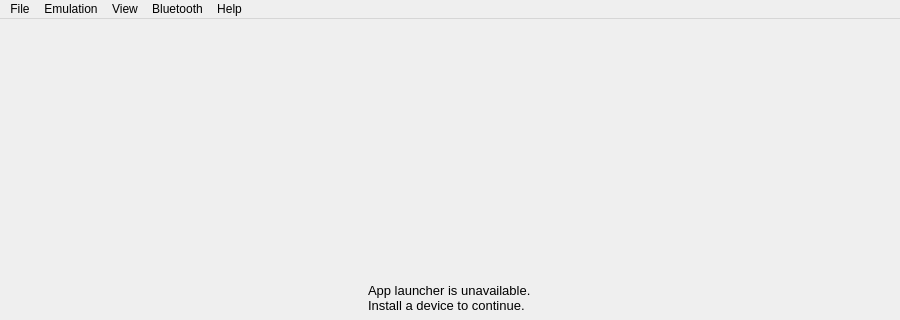
The window that src/emu/qt/src/mainwindow.ui (EKA2L1/EKA2L1) describes before a commit, drawn with Qt 5; both pictures show x 0 to 900 and y 0 to 320 of the 900 by 600 pixel window.
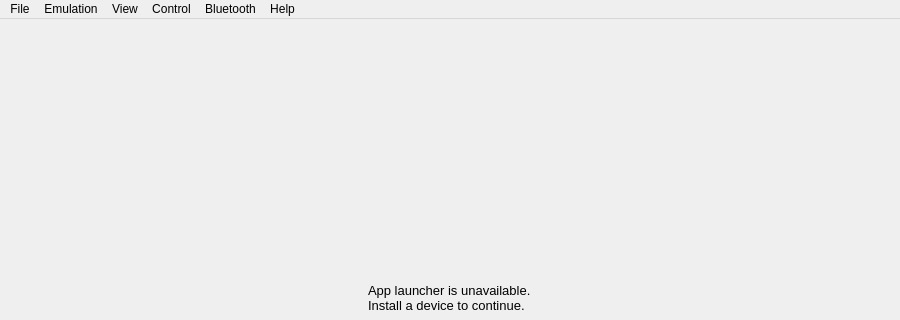
The same window after the commit. Icons and pictures are not drawn.

The edit to the form file:
```diff
--- a/src/emu/qt/src/mainwindow.ui
+++ b/src/emu/qt/src/mainwindow.ui
@@ -134,9 +134,17 @@
     </widget>
     <addaction name="menu_netplay"/>
    </widget>
+   <widget class="QMenu" name="menu_control">
+    <property name="title">
+     <string>Control</string>
+    </property>
+    <addaction name="action_button_mapping_editor"/>
+    <addaction name="action_touch_mapping_editor"/>
+   </widget>
    <addaction name="menu_file"/>
    <addaction name="menu_emulation"/>
    <addaction name="menu_view"/>
+   <addaction name="menu_control"/>
    <addaction name="menu_bluetooth"/>
    <addaction name="menu_help"/>
   </widget>
```
Left out of the diff: 10 changed lines with no effect on the pictures.
